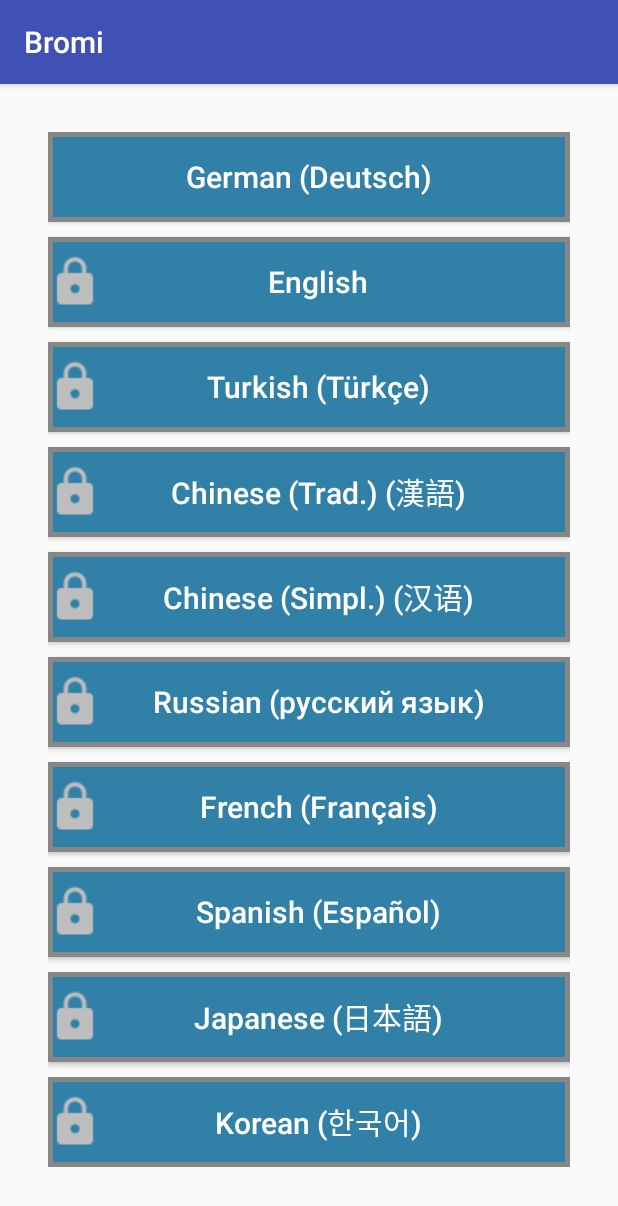
After one commit to I4-Projektseminar-HHU-2016/seminar-project-xayfuu, an Android app: the LanguageSelectActivity screen opened directly, with no data from a screen before it, on a phone screen of 412 x 824 dp. The commit adds this screen. Shown: the top 1206 px of the screen. Run offline under Robolectric (Android 15) with nearby library versions, the phone set to English and light mode, and no system bars.

Commit message:
Added main menu activity. Added language select activity with a bunch of dummy data. Started preparations for level select screen. Bits and other pieces of change everywhere.

```diff
--- /dev/null
+++ b/Bromi/app/src/main/java/com/bromi/Activities/LanguageSelectActivity.java
@@ -0,0 +1,50 @@
+package com.bromi.Activities;
+
+import android.content.Intent;
+import android.support.v7.app.AppCompatActivity;
+import android.os.Bundle;
+import android.view.View;
+
+import com.bromi.R;
+import com.bromi.util.*;
+
+public class LanguageSelectActivity extends AppCompatActivity {
+
+    private int modeId;
+    private Intent initNextActivity;
+    private int languageId = -1;
+
+    @Override
+    protected void onCreate(Bundle savedInstanceState) {
+        super.onCreate(savedInstanceState);
+        setContentView(R.layout.activity_language_select);
+
+        Bundle b = getIntent().getExtras();
+        if (b!=null) {
+            modeId = b.getInt("ModeId");
+        }
+    }
+
+    public void buttonGerman(View view) {
+        languageId = variables.LANGUAGE_ID_GERMAN;
+
+        if (modeId == variables.PRACTICE_MODE_ID) {
+            initNextActivity = new Intent(this, PracticeLevelSelectActivity.class);
+            initNextActivity
+                    .putExtra("languageId", languageId)
+                    .putExtra("modeId", modeId);
+            startActivity(initNextActivity);
+        }
+        else if (modeId == variables.CHALLENGE_MODE_ID) {
+            // TODO
+        }
+        else if (modeId == variables.ENDLESS_MODE_ID) {
+            // TODO
+        }
+        else {
+            methods.showToast("Error while loading Level Select screen.", getBaseContext());
+            initNextActivity = new Intent(this, MainMenuActivity.class);
+            startActivity(initNextActivity);
+        }
+    }
+}
--- a/Bromi/app/src/main/java/com/bromi/Activities/MainMenuActivity.java
+++ b/Bromi/app/src/main/java/com/bromi/Activities/MainMenuActivity.java
@@ -1,10 +1,13 @@
 package com.bromi.Activities;
 
+import android.content.Intent;
 import android.support.v7.app.AppCompatActivity;
 import android.os.Bundle;
+import android.view.View;
 
 import com.bromi.R;
 import com.bromi.util.methods;
+import com.bromi.util.variables;
 
 import java.util.HashMap;
 
@@ -23,4 +26,11 @@ public class MainMenuActivity extends AppCompatActivity {
             profileData = methods.stringToHashMap(s);
         }
     }
+
+    public void buttonPractice(View view) {
+        int modeId = variables.PRACTICE_MODE_ID;
+        Intent languageSelect = new Intent(this, LanguageSelectActivity.class);
+        languageSelect.putExtra("ModeId", modeId);
+        startActivity(languageSelect);
+    }
 }
--- /dev/null
+++ b/Bromi/app/src/main/java/com/bromi/Activities/PracticeLevelSelectActivity.java
@@ -0,0 +1,15 @@
+package com.bromi.Activities;
+
+import android.support.v7.app.AppCompatActivity;
+import android.os.Bundle;
+
+import com.bromi.R;
+
+public class PracticeLevelSelectActivity extends AppCompatActivity {
+
+    @Override
+    protected void onCreate(Bundle savedInstanceState) {
+        super.onCreate(savedInstanceState);
+        setContentView(R.layout.activity_practice_level_select);
+    }
+}
--- a/Bromi/app/src/main/java/com/bromi/util/variables.java
+++ b/Bromi/app/src/main/java/com/bromi/util/variables.java
@@ -4,4 +4,19 @@ public class variables {
 
     public static final String PROFILE_DATA_FILENAME = "PROFILE";
     public static final int STRING_SIZE_LIMIT = 3;
+
+    public static final int PRACTICE_MODE_ID = 0;
+    public static final int CHALLENGE_MODE_ID = 1;
+    public static final int ENDLESS_MODE_ID = 2;
+
+    public static final int LANGUAGE_ID_ENGLISH = 0;
+    public static final int LANGUAGE_ID_GERMAN = 1;
+    public static final int LANGUAGE_ID_TURKISH = 2;
+    public static final int LANGUAGE_ID_FRENCH = 3;
+    public static final int LANGUAGE_ID_SPANISH = 4;
+    public static final int LANGUAGE_ID_CHINESE_SIMPLIFIED = 5;
+    public static final int LANGUAGE_ID_CHINESE_TRADITIONAL = 6;
+    public static final int LANGUAGE_ID_JAPANESE = 7;
+    public static final int LANGUAGE_ID_KOREAN = 8;
+    public static final int LANGUAGE_ID_RUSSIAN = 9;
 }
--- /dev/null
+++ b/Bromi/app/src/main/res/drawable/language_select_button_bg.xml
@@ -0,0 +1,23 @@
+<?xml version="1.0" encoding="utf-8"?>
+	<shape xmlns:android="http://schemas.android.com/apk/res/android" android:shape="rectangle" >
+		<corners
+			android:radius="0dp"
+		/>
+		<solid
+			android:color="#3180A8"
+		/>
+		<padding
+			android:left="0dp"
+			android:top="0dp"
+			android:right="0dp"
+			android:bottom="0dp"
+		/>
+		<size
+			android:width="360dp"
+			android:height="60dp"
+		/>
+		<stroke
+			android:width="3dp"
+			android:color="#878787"
+		/>
+	</shape>
--- /dev/null
+++ b/Bromi/app/src/main/res/layout/activity_language_select.xml
@@ -0,0 +1,184 @@
+<?xml version="1.0" encoding="utf-8"?>
+
+
+<ScrollView xmlns:android="http://schemas.android.com/apk/res/android"
+    xmlns:tools="http://schemas.android.com/tools"
+    android:layout_width="match_parent"
+    android:layout_height="wrap_content"
+    android:paddingBottom="@dimen/activity_vertical_margin"
+    android:paddingLeft="@dimen/activity_horizontal_margin"
+    android:paddingRight="@dimen/activity_horizontal_margin"
+    android:paddingTop="@dimen/activity_vertical_margin"
+    tools:context="com.bromi.Activities.MainMenuActivity">
+
+    <RelativeLayout xmlns:android="http://schemas.android.com/apk/res/android"
+        android:layout_width="match_parent"
+        android:layout_height="wrap_content"
+        android:paddingBottom="@dimen/activity_vertical_margin"
+        android:paddingLeft="@dimen/activity_horizontal_margin"
+        android:paddingRight="@dimen/activity_horizontal_margin"
+        android:paddingTop="@dimen/activity_vertical_margin"
+        tools:context="com.bromi.Activities.MainMenuActivity">
+
+        <Button
+            android:layout_width="wrap_content"
+            android:layout_height="wrap_content"
+            android:text="@string/GER"
+            android:id="@+id/buttonGerman"
+            android:textAllCaps="false"
+            android:textColor="#FFFFFF"
+            android:textSize="20sp"
+            android:background="@drawable/language_select_button_bg"
+            android:layout_alignParentTop="true"
+            android:layout_alignLeft="@+id/buttonEnglish"
+            android:layout_alignStart="@+id/buttonEnglish"
+            android:onClick="buttonGerman"
+            />
+
+        <Button
+            android:layout_width="wrap_content"
+            android:layout_height="wrap_content"
+            android:text="@string/ENG"
+            android:id="@+id/buttonEnglish"
+            android:layout_below="@+id/buttonGerman"
+            android:textAllCaps="false"
+            android:textColor="#FFFFFF"
+            android:textSize="20sp"
+            android:layout_centerHorizontal="true"
+            android:background="@drawable/language_select_button_bg"
+            android:drawableLeft="@drawable/ic_lock_black_24dp"
+            android:drawablePadding="-24dp"
+            android:drawableTint="@color/colorAccentLanguageLock"
+            android:layout_marginTop="10dp"/>
+
+        <Button
+            android:layout_width="wrap_content"
+            android:layout_height="wrap_content"
+            android:text="@string/TRK"
+            android:id="@+id/buttonTurkish"
+            android:layout_below="@+id/buttonEnglish"
+            android:textAllCaps="false"
+            android:textColor="#FFFFFF"
+            android:textSize="20sp"
+            android:layout_centerHorizontal="true"
+            android:background="@drawable/language_select_button_bg"
+            android:drawableLeft="@drawable/ic_lock_black_24dp"
+            android:drawablePadding="-24dp"
+            android:drawableTint="@color/colorAccentLanguageLock"
+            android:layout_marginTop="10dp"/>
+
+        <Button
+            android:layout_width="wrap_content"
+            android:layout_height="wrap_content"
+            android:text="@string/CHNt"
+            android:id="@+id/buttonChineseT"
+            android:layout_below="@+id/buttonTurkish"
+            android:textAllCaps="false"
+            android:textColor="#FFFFFF"
+            android:textSize="20sp"
+            android:layout_centerHorizontal="true"
+            android:background="@drawable/language_select_button_bg"
+            android:drawableLeft="@drawable/ic_lock_black_24dp"
+            android:drawablePadding="-24dp"
+            android:drawableTint="@color/colorAccentLanguageLock"
+            android:layout_marginTop="10dp"/>
+
+        <Button
+            android:layout_width="wrap_content"
+            android:layout_height="wrap_content"
+            android:text="@string/CHNs"
+            android:id="@+id/buttonChineseS"
+            android:layout_below="@+id/buttonChineseT"
+            android:textAllCaps="false"
+            android:textColor="#FFFFFF"
+            android:textSize="20sp"
+            android:layout_centerHorizontal="true"
+            android:background="@drawable/language_select_button_bg"
+            android:drawableLeft="@drawable/ic_lock_black_24dp"
+            android:drawablePadding="-24dp"
+            android:drawableTint="@color/colorAccentLanguageLock"
+            android:layout_marginTop="10dp"/>
+
+        <Button
+            android:layout_width="wrap_content"
+            android:layout_height="wrap_content"
+            android:text="@string/RUS"
+            android:id="@+id/buttonRussian"
+            android:layout_below="@+id/buttonChineseS"
+            android:textAllCaps="false"
+            android:textColor="#FFFFFF"
+            android:textSize="20sp"
+            android:layout_centerHorizontal="true"
+            android:background="@drawable/language_select_button_bg"
+            android:drawableLeft="@drawable/ic_lock_black_24dp"
+            android:drawablePadding="-24dp"
+            android:drawableTint="@color/colorAccentLanguageLock"
+            android:layout_marginTop="10dp"/>
+
+        <Button
+            android:layout_width="wrap_content"
+            android:layout_height="wrap_content"
+            android:text="@string/FR"
+            android:id="@+id/buttonFrench"
+            android:layout_below="@+id/buttonRussian"
+            android:textAllCaps="false"
+            android:textColor="#FFFFFF"
+            android:textSize="20sp"
+            android:layout_centerHorizontal="true"
+            android:background="@drawable/language_select_button_bg"
+            android:drawableLeft="@drawable/ic_lock_black_24dp"
+            android:drawablePadding="-24dp"
+            android:drawableTint="@color/colorAccentLanguageLock"
+            android:layout_marginTop="10dp"/>
+
+        <Button
+            android:layout_width="wrap_content"
+            android:layout_height="wrap_content"
+            android:text="@string/SPN"
+            android:id="@+id/buttonSpanish"
+            android:layout_below="@+id/buttonFrench"
+            android:textAllCaps="false"
+            android:textColor="#FFFFFF"
+            android:textSize="20sp"
+            android:layout_centerHorizontal="true"
+            android:background="@drawable/language_select_button_bg"
+            android:drawableLeft="@drawable/ic_lock_black_24dp"
+            android:drawablePadding="-24dp"
+            android:drawableTint="@color/colorAccentLanguageLock"
+            android:layout_marginTop="10dp"/>
+
+        <Button
+            android:layout_width="wrap_content"
+            android:layout_height="wrap_content"
+            android:text="@string/JPN"
+            android:id="@+id/buttonJapanese"
+            android:layout_below="@+id/buttonSpanish"
+            android:textAllCaps="false"
+            android:textColor="#FFFFFF"
+            android:textSize="20sp"
+            android:layout_centerHorizontal="true"
+            android:background="@drawable/language_select_button_bg"
+            android:drawableLeft="@drawable/ic_lock_black_24dp"
+            android:drawablePadding="-24dp"
+            android:drawableTint="@color/colorAccentLanguageLock"
+            android:layout_marginTop="10dp"/>
+
+        <Button
+            android:layout_width="wrap_content"
+            android:layout_height="wrap_content"
+            android:text="@string/KOR"
+            android:id="@+id/buttonKorean"
+            android:layout_below="@+id/buttonJapanese"
+            android:textAllCaps="false"
+            android:textColor="#FFFFFF"
+            android:textSize="20sp"
+            android:layout_centerHorizontal="true"
+            android:background="@drawable/language_select_button_bg"
+            android:drawableLeft="@drawable/ic_lock_black_24dp"
+            android:drawablePadding="-24dp"
+            android:drawableTint="@color/colorAccentLanguageLock"
+            android:layout_marginTop="10dp"/>
+
+    </RelativeLayout>
+
+</ScrollView>
--- a/Bromi/app/src/main/res/layout/activity_main_menu.xml
+++ b/Bromi/app/src/main/res/layout/activity_main_menu.xml
@@ -21,7 +21,8 @@
         android:background="@drawable/main_menu_button_bg"
         android:layout_alignParentTop="true"
         android:layout_centerHorizontal="true"
-        android:layout_marginTop="160dp" />
+        android:layout_marginTop="140dp"
+        android:onClick="buttonPractice" />
 
     <!-- Button Background Made with http://angrytools.com/android/button/ -->
     <Button
--- /dev/null
+++ b/Bromi/app/src/main/res/layout/activity_practice_level_select.xml
@@ -0,0 +1,21 @@
+<?xml version="1.0" encoding="utf-8"?>
+<RelativeLayout xmlns:android="http://schemas.android.com/apk/res/android"
+    xmlns:tools="http://schemas.android.com/tools"
+    android:layout_width="match_parent"
+    android:layout_height="match_parent"
+    android:paddingBottom="@dimen/activity_vertical_margin"
+    android:paddingLeft="@dimen/activity_horizontal_margin"
+    android:paddingRight="@dimen/activity_horizontal_margin"
+    android:paddingTop="@dimen/activity_vertical_margin"
+    tools:context="com.bromi.Activities.PracticeLevelSelectActivity">
+
+    <TextView
+        android:layout_width="wrap_content"
+        android:layout_height="wrap_content"
+        android:textAppearance="?android:attr/textAppearanceLarge"
+        android:text="josadhgbasofhbfsaoihfoihsdfhosdfho"
+        android:id="@+id/textView8"
+        android:layout_alignParentTop="true"
+        android:layout_centerHorizontal="true"
+        android:layout_marginTop="188dp" />
+</RelativeLayout>
--- a/Bromi/app/src/main/res/values/colors.xml
+++ b/Bromi/app/src/main/res/values/colors.xml
@@ -2,5 +2,5 @@
 <resources>
     <color name="colorPrimary">#3F51B5</color>
     <color name="colorPrimaryDark">#303F9F</color>
-    <color name="colorAccent">#FF4081</color>
+    <color name="colorAccentLanguageLock">#bebebe</color>
 </resources>
--- a/Bromi/app/src/main/res/values/strings.xml
+++ b/Bromi/app/src/main/res/values/strings.xml
@@ -9,7 +9,7 @@
     <string name="quit">Quit</string>
     <string name="ver_info">ver. 0.09</string>
     <string name="app_name">Bromi</string>
-    <string name="user_name">User_name</string>
+    <string name="user_name">Trirongone</string>
 
     <!-- Start menu -->
     <string name="sub_app_name">The Language Training App</string>
@@ -31,6 +31,18 @@
     <string name="practice_button_text">Practice</string>
     <string name="challenge_button_text">Challenge\n(Coming soon)</string>
     <string name="endless_button_text">Endless\n(Coming soon)</string>
+
+    <!-- Language Select -->
+    <string name="GER">German (Deutsch)</string>
+    <string name="TRK">Turkish (Türkçe)</string>
+    <string name="FR">French (Français)</string>
+    <string name="SPN">Spanish (Español)</string>
+    <string name="ENG">English</string>
+    <string name="RUS">Russian (русский язык)</string>
+    <string name="CHNs">Chinese (Simpl.) (汉语)</string>
+    <string name="CHNt">Chinese (Trad.) (漢語)</string>
+    <string name="JPN">Japanese (日本語)</string>
+    <string name="KOR">Korean (한국어)</string>
 
     <!-- Gender Container -->
     <string-array name="gender_array">
--- a/Bromi/app/src/main/res/values/styles.xml
+++ b/Bromi/app/src/main/res/values/styles.xml
@@ -5,7 +5,7 @@
         <!-- Customize your theme here. -->
         <item name="colorPrimary">@color/colorPrimary</item>
         <item name="colorPrimaryDark">@color/colorPrimaryDark</item>
-        <item name="colorAccent">@color/colorAccent</item>
+        <item name="colorAccent">@color/colorAccentLanguageLock</item>
     </style>
 
 </resources>
```
Also changed, not shown: Bromi/app/src/main/AndroidManifest.xml (+19 -5 lines), Bromi/app/src/main/res/drawable/ic_lock_black_24dp.png (added), Bromi/app/src/main/res/mipmap-hdpi/ic_lock_black_24dp.png (added), Bromi/app/src/main/res/mipmap-mdpi/ic_lock_black_24dp.png (added), Bromi/app/src/main/res/mipmap-xhdpi/ic_lock_black_24dp.png (added), Bromi/app/src/main/res/mipmap-xxhdpi/ic_lock_black_24dp.png (added), Bromi/app/src/main/res/mipmap-xxxhdpi/ic_lock_black_24dp.png (added).
